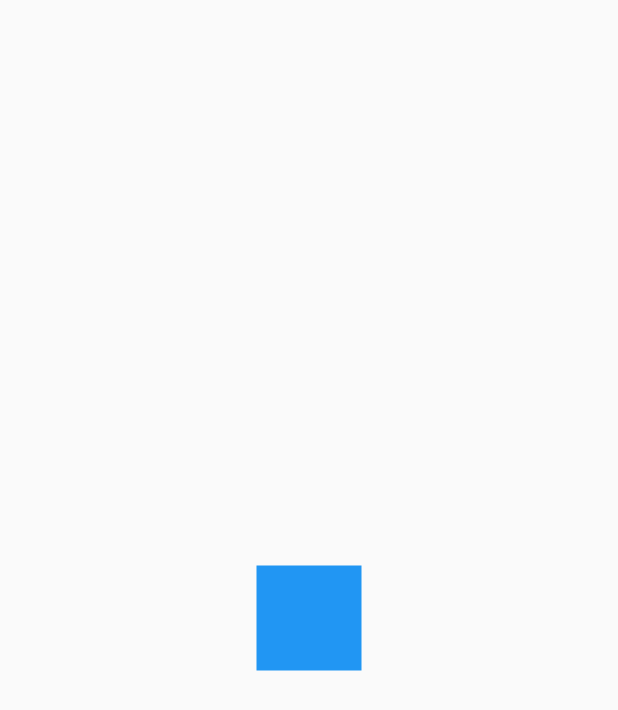
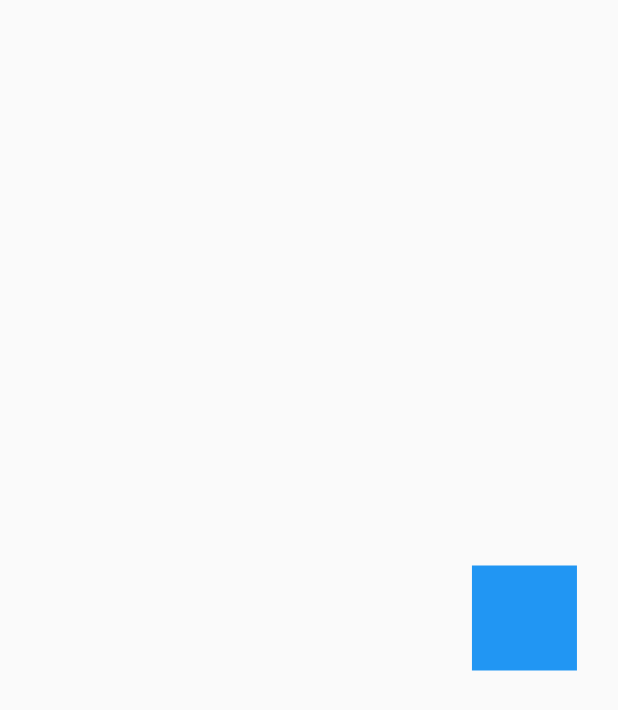
Before and after one commit to AleFachini/designs, a Flutter app: the first screen one second after launch, on a phone screen of 412 x 824 dp. Shown: the top 710 px of the screen. Run offline on Flutter 3.47's test engine with Material 2 defaults, Android fonts, the phone set to English and light mode, and no system bars.

Commit message:
Reto seccion animations solucionado

```diff
--- a/lib/src/pages/animaciones_page.dart
+++ b/lib/src/pages/animaciones_page.dart
@@ -117,7 +117,7 @@ class _CuadradoAnimadoState extends State<CuadradoAnimado>
       builder: (BuildContext context, Widget? child) {
         return Transform.translate(
           offset: Offset(moverDerecha!.value,
-              0), //offset toma valores en ejes XY a parteir de TOPLEFT
+              0), //offset toma valores en ejes XY a partir de TOPLEFT
           child: Transform.rotate(
             angle: rotacion!.value,
             child: Opacity(
--- a/lib/src/retos/cuadrado_animado_page.dart
+++ b/lib/src/retos/cuadrado_animado_page.dart
@@ -1,11 +1,11 @@
 import 'package:flutter/material.dart';
 
 class CuadradoAnimadoPage extends StatelessWidget {
-  const CuadradoAnimadoPage({Key? key}) : super(key: key);
+  CuadradoAnimadoPage({Key? key}) : super(key: key);
 
   @override
   Widget build(BuildContext context) {
-    return const Scaffold(
+    return Scaffold(
       body: Center(
         child: _CuadradoAnimado(),
       ),
@@ -14,7 +14,7 @@ class CuadradoAnimadoPage extends StatelessWidget {
 }
 
 class _CuadradoAnimado extends StatefulWidget {
-  const _CuadradoAnimado({
+  _CuadradoAnimado({
     Key? key,
   }) : super(key: key);
 
@@ -22,23 +22,105 @@ class _CuadradoAnimado extends StatefulWidget {
   State<_CuadradoAnimado> createState() => _CuadradoAnimadoState();
 }
 
-class _CuadradoAnimadoState extends State<_CuadradoAnimado> {
-  AnimationController controller;
+class _CuadradoAnimadoState extends State<_CuadradoAnimado>
+    with SingleTickerProviderStateMixin {
+  AnimationController? controller;
+  Animation<double>? moverDerecha;
+  Animation<double>? moverArriba;
+  Animation<double>? moverIzquierda;
+  Animation<double>? moverAbajo;
 
   @override
   void initState() {
+    controller = AnimationController(
+        vsync: this, duration: Duration(milliseconds: 4500));
+
+    moverDerecha = Tween(
+      begin: 0.0,
+      end: 150.0,
+    ).animate(
+      CurvedAnimation(
+        parent: controller!,
+        curve: const Interval(
+          0.0,
+          0.25,
+          curve: Curves.bounceOut,
+        ),
+      ),
+    );
+
+    moverArriba = Tween(
+      begin: 0.0,
+      end: -150.0, //mover arriba es negativo ya que Y positivo es para abajo
+    ).animate(
+      CurvedAnimation(
+        parent: controller!,
+        curve: const Interval(
+          0.25,
+          0.50,
+          curve: Curves.bounceOut,
+        ),
+      ),
+    );
+
+    moverIzquierda = Tween(
+      begin: 0.0,
+      end: 150.0,
+    ).animate(
+      CurvedAnimation(
+        parent: controller!,
+        curve: const Interval(
+          0.50,
+          0.75,
+          curve: Curves.bounceOut,
+        ),
+      ),
+    );
+
+    moverAbajo = Tween(
+      begin: 0.0,
+      end: 150.0,
+    ).animate(
+      CurvedAnimation(
+        parent: controller!,
+        curve: const Interval(
+          0.75,
+          1.0,
+          curve: Curves.bounceOut,
+        ),
+      ),
+    );
+
+    //agregamos un listener al controller de la siguiente manera
+    controller!.addListener(() {
+      print('Status: ${controller!.status}');
+      if (controller!.status == AnimationStatus.completed) {
+        controller!.reset();
+      }
+    });
     super.initState();
   }
 
   @override
   void dispose() {
-    controller.dispose();
+    controller!.dispose();
     super.dispose();
   }
 
   @override
   Widget build(BuildContext context) {
-    return _Rectangulo();
+    controller!.forward();
+    return AnimatedBuilder(
+        animation: controller!,
+        child: _Rectangulo(),
+        builder: (BuildContext context, Widget? child) {
+          return Transform.translate(
+              offset: Offset(
+                  moverDerecha!.value - moverIzquierda!.value,
+                  //moverAbajo le suma a mover Arriba que es negativo
+                  moverArriba!.value + moverAbajo!.value),
+              child: child!);
+        });
   }
 }
 
```
